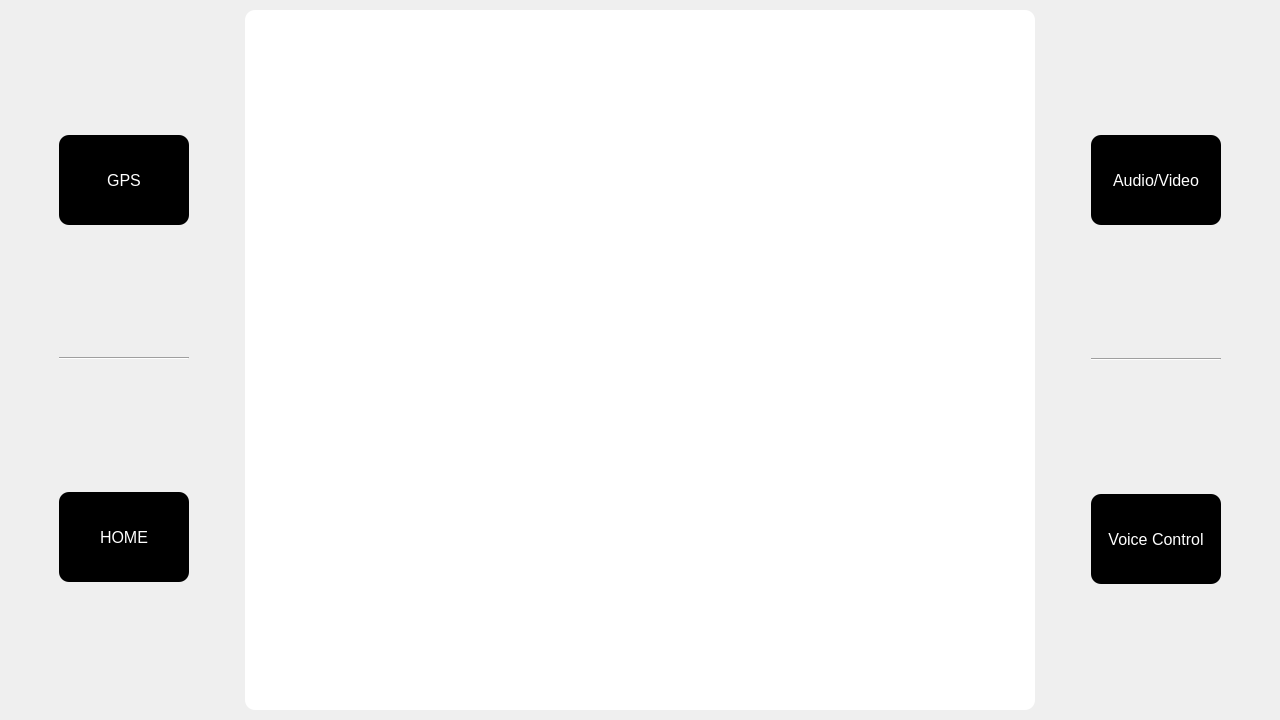
Before: the Qt Designer form UI/CarBoard.ui in IsacRiccardo/SE_Project, drawn with Qt 5.
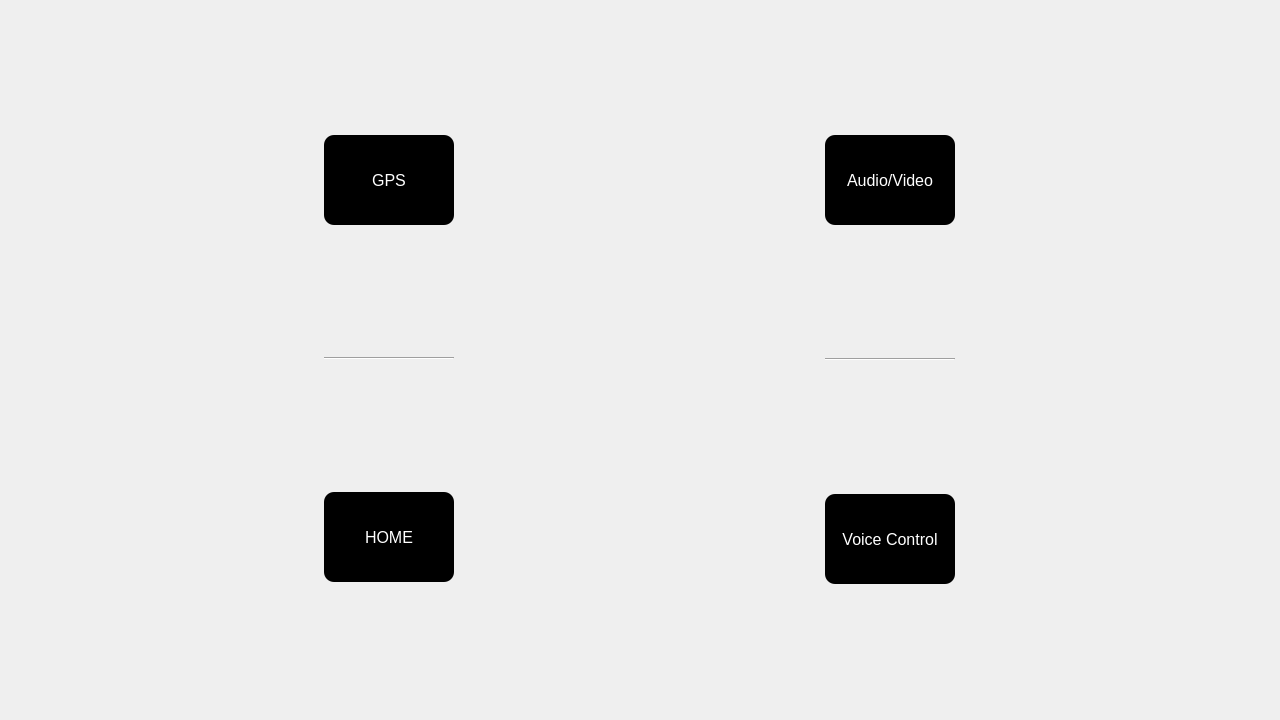
After: the same form once the commit is applied.

Diff of the .ui file:
```diff
--- a/UI/CarBoard.ui
+++ b/UI/CarBoard.ui
@@ -131,48 +131,6 @@
       </item>
      </layout>
     </item>
-    <item>
-     <widget class="QStackedWidget" name="stackedWidget">
-      <property name="sizePolicy">
-       <sizepolicy hsizetype="Fixed" vsizetype="Fixed">
-        <horstretch>0</horstretch>
-        <verstretch>0</verstretch>
-       </sizepolicy>
-      </property>
-      <property name="minimumSize">
-       <size>
-        <width>780</width>
-        <height>700</height>
-       </size>
-      </property>
-      <property name="maximumSize">
-       <size>
-        <width>800</width>
-        <height>700</height>
-       </size>
-      </property>
-      <property name="styleSheet">
-       <string notr="true">border-radius: 10px
-</string>
-      </property>
-      <property name="frameShape">
-       <enum>QFrame::NoFrame</enum>
-      </property>
-      <property name="currentIndex">
-       <number>0</number>
-      </property>
-      <widget class="QWidget" name="page">
-       <property name="styleSheet">
-        <string notr="true">background-color: white;</string>
-       </property>
-      </widget>
-      <widget class="QWidget" name="page_2">
-       <property name="styleSheet">
-        <string notr="true">background-color:red;</string>
-       </property>
-      </widget>
-     </widget>
-    </item>
     <item>
      <layout class="QVBoxLayout" name="btnRightLayout">
       <property name="spacing">
```
